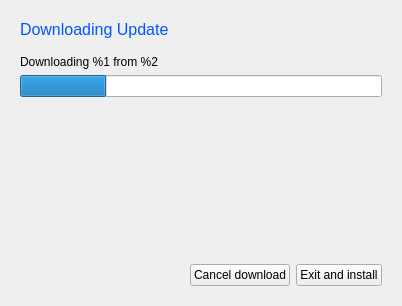
First picture: the form in ui/newversiondialog.ui, repository docsteer/sacnview, before the edit.
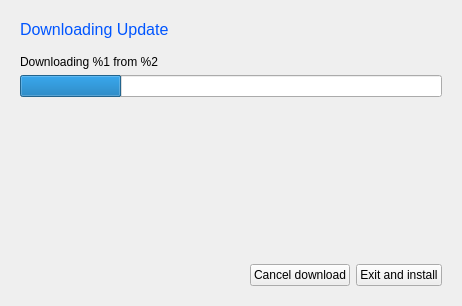
Second picture: the form after the edit. The open tabs and pages were chosen to show the change.

Commit message: Download dialog visual tweak

Patch:
```diff
--- a/ui/newversiondialog.ui
+++ b/ui/newversiondialog.ui
@@ -6,7 +6,7 @@
    <rect>
     <x>0</x>
     <y>0</y>
-    <width>402</width>
+    <width>462</width>
     <height>306</height>
    </rect>
   </property>
```
Left out of the diff: 14 changed lines with no effect on the pictures. The commit also changes 1 other file.
